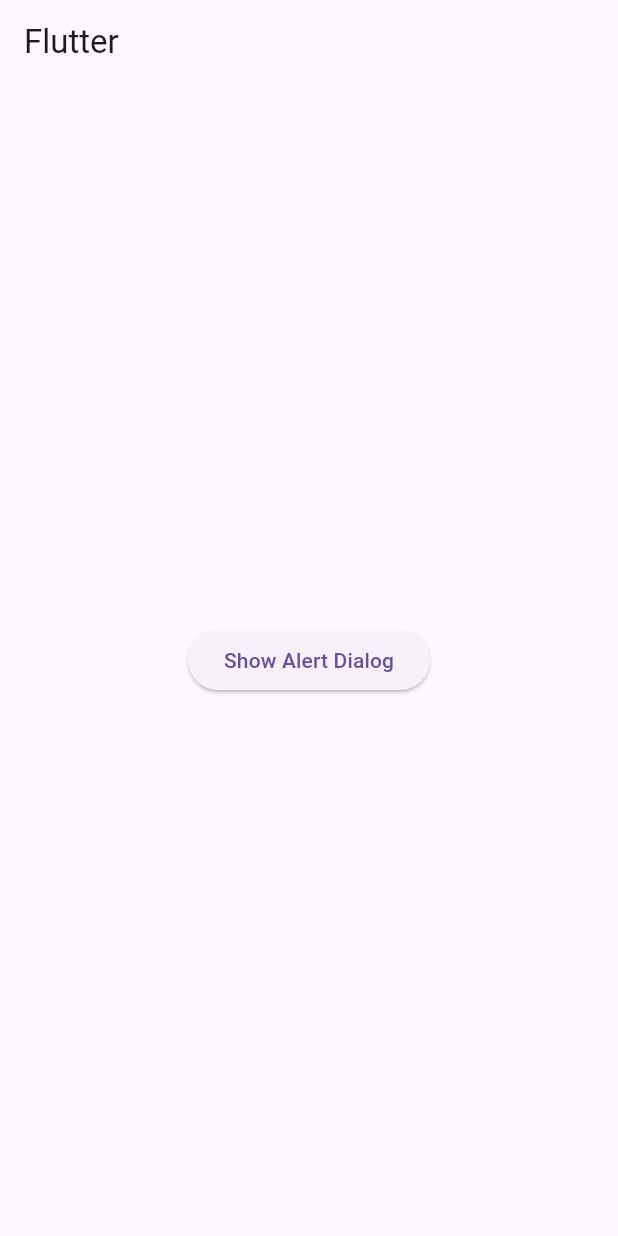
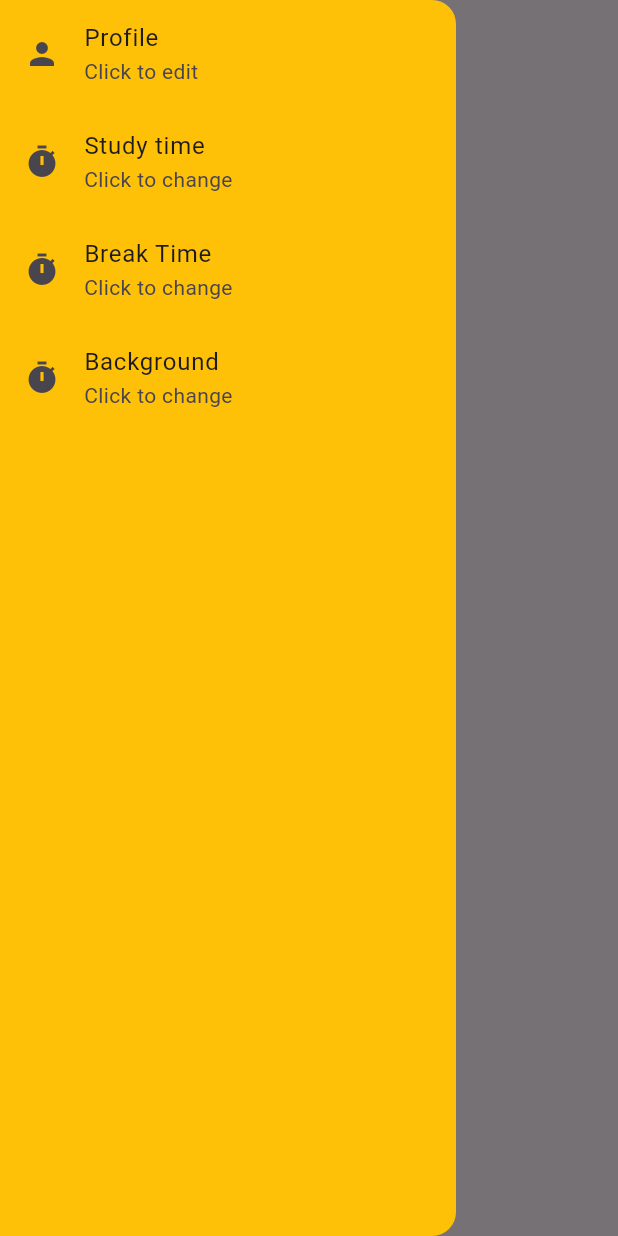
Before and after one commit to understandbasics/PomodoroApp, a Flutter app: the screen it shows after launch, with the side drawer open (before the commit the screen has no drawer), on a phone screen of 412 x 824 dp. Run offline on Flutter 3.47's test engine with Material 3 defaults, Android fonts, the phone set to English and light mode, and no system bars.

Commit message:
Added NavBar

```diff
--- /dev/null
+++ b/pomodoro/lib/NavBar.dart
@@ -0,0 +1,42 @@
+import 'package:flutter/material.dart';
+
+class Navbar extends StatelessWidget {
+  @override
+  Widget build(BuildContext context) {
+    return Drawer(
+          backgroundColor: Colors.amber,
+          child: ListView(
+            children: [
+              ListTile(
+                leading: Icon(Icons.person),
+                title: Text("Profile"),
+                subtitle: Text("Click to edit"),
+                onTap: () => null,
+                ),
+              ListTile(
+                leading: Icon(Icons.timer),
+                title: Text("Study time"),
+                subtitle: Text("Click to change"),
+                onTap: () => null,
+                ),
+              ListTile(
+                leading: Icon(Icons.timer),
+                title: Text("Break Time"),
+                subtitle: Text("Click to change"),
+                onTap: () => null,
+                ),
+
+              ListTile(
+                leading: Icon(Icons.timer),
+                title: Text("Background"),
+                subtitle: Text("Click to change"),
+                onTap: () => null,
+                ),
+
+
+            ],
+          ),
+
+    );
+  }
+  }
--- a/pomodoro/lib/main.dart
+++ b/pomodoro/lib/main.dart
@@ -1,49 +1,17 @@
 import 'package:flutter/material.dart';
+import 'package:pomodoro/NavBar.dart';
 
 void main() => runApp(MyApp());
 
-class MyApp extends StatelessWidget {
+class MyApp extends StatelessWidget{
   @override
   Widget build(BuildContext context) {
     return MaterialApp(
-     home: MyHomePage(),
-   );
- }
-}
-
-class MyHomePage extends StatelessWidget {
- void _showAlertDialog(BuildContext context) {
-   showDialog(
-     context: context,
-     builder: (BuildContext context) {
-       return AlertDialog(
-         title: Text("Alert Dialog"),
-         content: Text("This is a basic alert dialog."),
-         actions: <Widget>[
-           TextButton(
-             child: Text("Close"),
-             onPressed: () {
-               Navigator.of(context).pop();
-             },
-           ),
-         ],
-       );
-     },
-   );
- }
-
- @override
- Widget build(BuildContext context) {
-   return Scaffold(
+      home: Scaffold(
+        drawer: Navbar(),
         appBar: AppBar(
-       title: Text("Flutter"),
-     ),
-     body: Center(
-       child: ElevatedButton(
-         onPressed: () {
-           _showAlertDialog(context);
-         },
-         child: Text("Show Alert Dialog"),
+          centerTitle: true,
+          title: Text("Pomodoro"),
         ),
       ),
     );
```
Also changed, not shown: 1 other file. Lines whose indentation alone changed are shown as unchanged.
